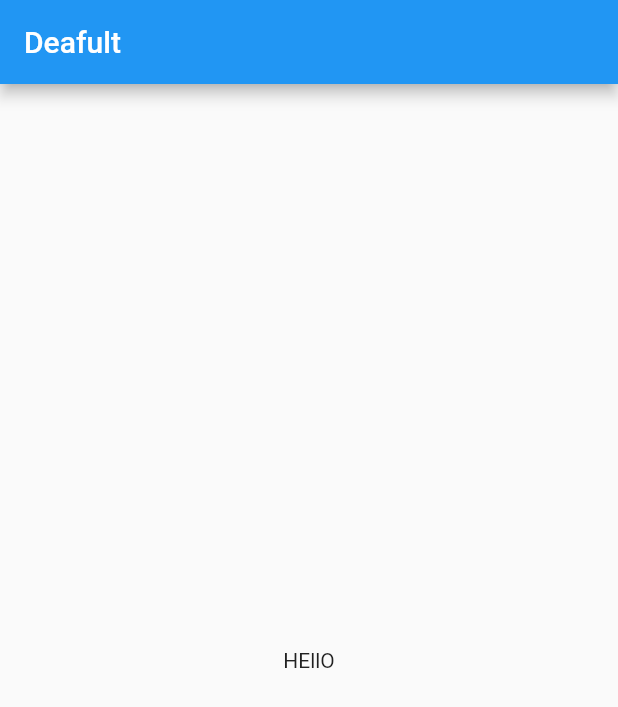
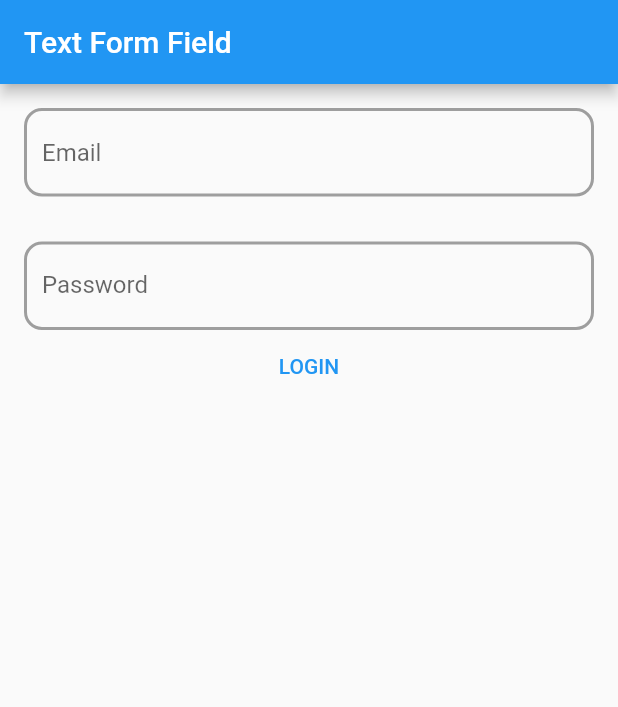
Before and after one commit to Abdusamad98/flutter_nt_ten, a Flutter app: the screen it shows after launch, on a phone screen of 412 x 824 dp. Shown: the top 707 px of the screen. Run offline on Flutter 3.47's test engine with Material 3 defaults, Android fonts, the phone set to English and light mode, and no system bars.

Commit message:
Some changes

```diff
--- a/lib/hello_screen.dart
+++ /dev/null
@@ -1,16 +0,0 @@
-import 'package:flutter/material.dart';
-import 'package:flutter_nt_ten/utils/colors/app_colors.dart';
-
-
-class HelloScreen extends StatelessWidget {
-  const HelloScreen({super.key});
-
-  @override
-  Widget build(BuildContext context) {
-    return Scaffold(
-      backgroundColor: AppColors.white,
-      appBar: AppBar(title: Text("Deafult"),),
-      body: Center(child: const Text("HEllO"),),
-    );
-  }
-}
--- a/lib/main.dart
+++ b/lib/main.dart
@@ -1,12 +1,12 @@
 import 'package:flutter/material.dart';
-import 'package:flutter_nt_ten/hello_screen.dart';
+import 'package:flutter_nt_ten/text_form_example.dart';
 
 void main() {
   runApp(
     MaterialApp(
       debugShowCheckedModeBanner: false,
       theme: ThemeData(useMaterial3: false),
-      home: HelloScreen(),
+      home: TextFormExample(),
     ),
   );
 }
--- /dev/null
+++ b/lib/text_form_example.dart
@@ -0,0 +1,132 @@
+import 'package:flutter/material.dart';
+import 'package:flutter_nt_ten/utils/colors/app_colors.dart';
+
+class TextFormExample extends StatefulWidget {
+  const TextFormExample({super.key});
+
+  @override
+  State<TextFormExample> createState() => _TextFormExampleState();
+}
+
+class _TextFormExampleState extends State<TextFormExample> {
+  var formKey = GlobalKey<FormState>();
+  final TextEditingController emailController = TextEditingController();
+  final TextEditingController passwordController = TextEditingController();
+
+  @override
+  Widget build(BuildContext context) {
+    return Scaffold(
+      backgroundColor: AppColors.white,
+      appBar: AppBar(
+        title: Text("Text Form Field"),
+      ),
+      body: Form(
+        key: formKey,
+        child: Padding(
+          padding: const EdgeInsets.all(16),
+          child: Column(
+            children: [
+              TextFormField(
+                validator: (String? value) {
+                  if (value == null || value.isEmpty) {
+                    return "Email Xato";
+                  } else {
+                    return null;
+                  }
+                },
+                controller: emailController,
+                autovalidateMode: AutovalidateMode.onUserInteraction,
+                decoration: InputDecoration(
+                  hintText: "Email",
+                  enabledBorder: OutlineInputBorder(
+                    borderRadius: BorderRadius.circular(12),
+                    borderSide: const BorderSide(
+                      color: Colors.grey,
+                      width: 2,
+                    ),
+                  ),
+                  focusedBorder: OutlineInputBorder(
+                    borderRadius: BorderRadius.circular(12),
+                    borderSide: const BorderSide(
+                      color: Colors.grey,
+                      width: 2,
+                    ),
+                  ),
+                  focusedErrorBorder: OutlineInputBorder(
+                    borderRadius: BorderRadius.circular(12),
+                    borderSide: const BorderSide(
+                      color: Colors.red,
+                      width: 2,
+                    ),
+                  ),
+                  errorBorder: OutlineInputBorder(
+                    borderRadius: BorderRadius.circular(12),
+                    borderSide: const BorderSide(
+                      color: Colors.red,
+                      width: 2,
+                    ),
+                  ),
+                ),
+              ),
+              SizedBox(height: 30),
+              TextFormField(
+                obscureText: true,
+                keyboardType: TextInputType.text,
+                validator: (String? value) {
+                  if (value == null || value.length < 6) {
+                    return "Password Xato";
+                  } else {
+                    return null;
+                  }
+                },
+                controller: passwordController,
+                autovalidateMode: AutovalidateMode.onUserInteraction,
+                decoration: InputDecoration(
+                 // hintText: "Password",
+                  enabledBorder: OutlineInputBorder(
+                    borderRadius: BorderRadius.circular(12),
+                    borderSide: const BorderSide(
+                      color: Colors.grey,
+                      width: 2,
+                    ),
+                  ),
+                  labelText: "Password",
+                  focusedBorder: OutlineInputBorder(
+                    borderRadius: BorderRadius.circular(12),
+                    borderSide: const BorderSide(
+                      color: Colors.grey,
+                      width: 2,
+                    ),
+                  ),
+                  focusedErrorBorder: OutlineInputBorder(
+                    borderRadius: BorderRadius.circular(12),
+                    borderSide: const BorderSide(
+                      color: Colors.red,
+                      width: 2,
+                    ),
+                  ),
+                  errorBorder: OutlineInputBorder(
+                    borderRadius: BorderRadius.circular(12),
+                    borderSide: const BorderSide(
+                      color: Colors.red,
+                      width: 2,
+                    ),
+                  ),
+                ),
+              ),
+              TextButton(
+                onPressed: () {
+                  if (formKey.currentState!.validate()) {
+                    ScaffoldMessenger.of(context)
+                        .showSnackBar(SnackBar(content: Text("SUCCESS")));
+                  }
+                },
+                child: Text("LOGIN"),
+              )
+            ],
+          ),
+        ),
+      ),
+    );
+  }
+}
```
